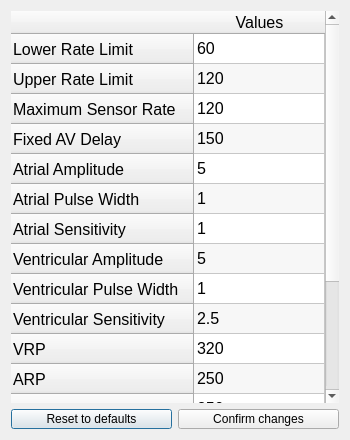
This is DCM/ui_files/parameters.ui in CarlosCapili/3K04-Pacemaker-Project as Qt 5 draws it before an edit. The edited form follows.
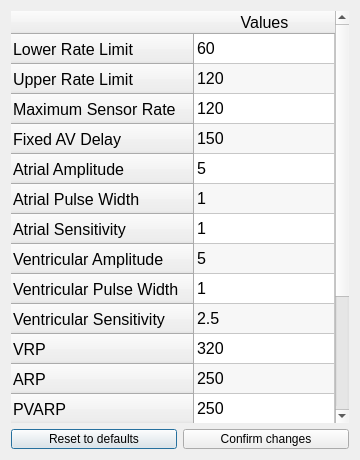
This is the edited form.

Patch:
```diff
--- a/DCM/ui_files/parameters.ui
+++ b/DCM/ui_files/parameters.ui
@@ -6,8 +6,8 @@
    <rect>
     <x>0</x>
     <y>0</y>
-    <width>350</width>
-    <height>440</height>
+    <width>360</width>
+    <height>460</height>
    </rect>
   </property>
   <property name="sizePolicy">
@@ -18,14 +18,14 @@
   </property>
   <property name="minimumSize">
    <size>
-    <width>350</width>
-    <height>440</height>
+    <width>360</width>
+    <height>460</height>
    </size>
   </property>
   <property name="maximumSize">
    <size>
-    <width>350</width>
-    <height>500</height>
+    <width>360</width>
+    <height>460</height>
    </size>
   </property>
   <property name="windowTitle">
```
